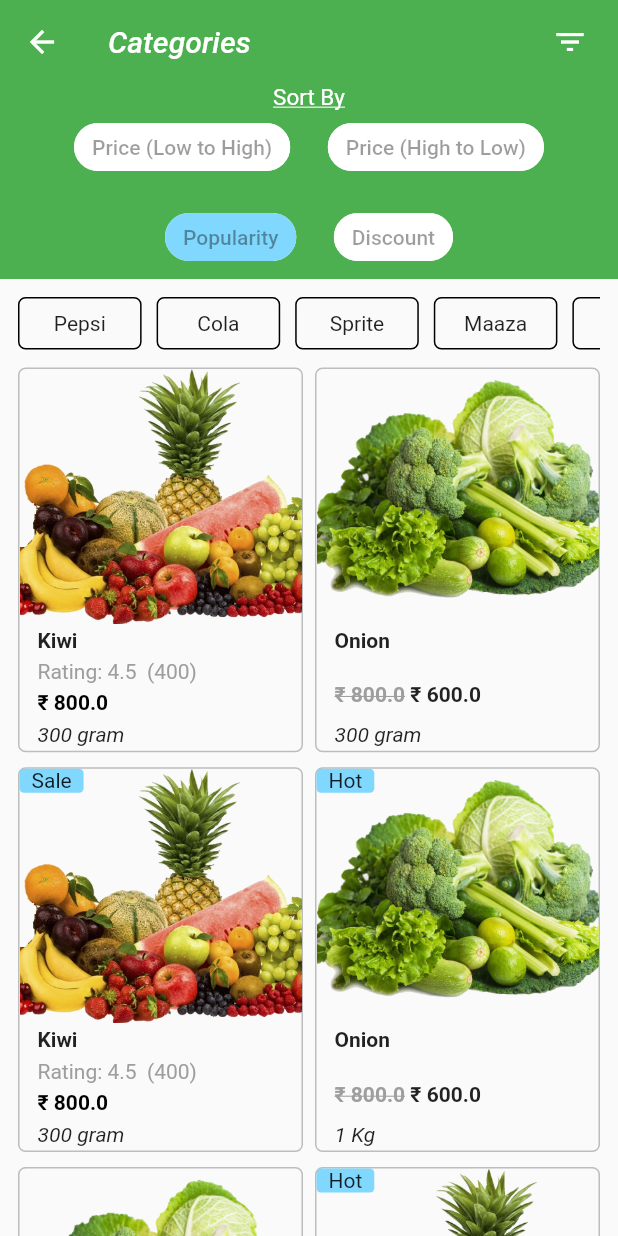
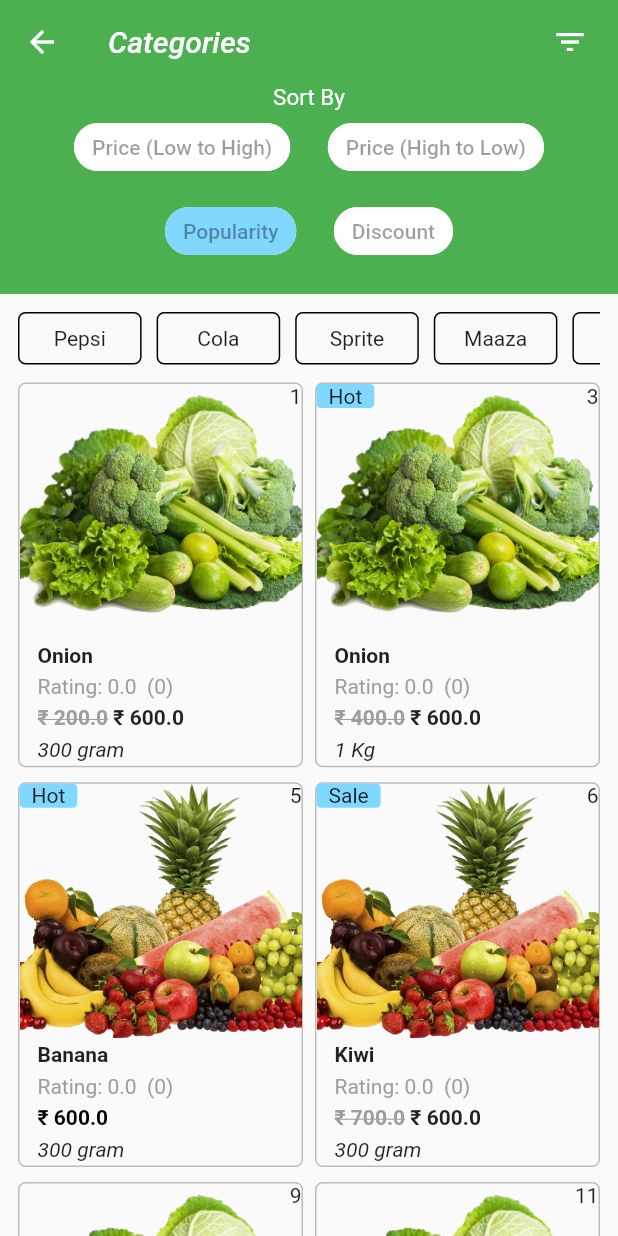
Before and after one commit to NishadAvnish/FressKart, a Flutter app: the CategoryWiseDetail screen opened directly, after a tap on the "filter list" icon, after a tap on "Popularity", on a phone screen of 412 x 824 dp. Run offline on Flutter 3.47's test engine with Material 2 defaults, Android fonts, the light colour scheme and no system bars.

Commit message:
detail page upto review widget

```diff
--- a/lib/Provider/homeproduct_provider.dart
+++ b/lib/Provider/homeproduct_provider.dart
@@ -77,83 +77,91 @@ class HomeProductProvider with ChangeNotifier {
           "assets/Images/fruits.png",
           "assets/Images/fruits.png"
         ],
-        description: "Fresh Kiwi and deliverable at time",
-        productList: [
-          ProductQuantityPrice(
+        description: "Fresh Kiwi and deliverable at time\n\nFull of nutrition",
+        productQuantityList: [
+          ProductListModel(
             quantity: "300 gram",
-            price: 800,
+            price: 100,
           ),
-          ProductQuantityPrice(
+          ProductListModel(
             quantity: "1 Kg",
-            price: 800,
-            newModifiedPrice: 600,
+            price: 2400,
+            newModifiedPrice: 1800,
           )
         ],
         rating: 4.5,
-        reviewPersonNo: 400,
+        ratingPersonNo: 400,
       ),
       ProductModel(
         id: 1,
         title: "Onion",
         imageUrl: ["assets/Images/veggies.png", "assets/Images/fruits.png"],
         description: "Fresh Onion and deliverable at time",
-          productList: [
-            ProductQuantityPrice(
+        productQuantityList: [
+          ProductListModel(
             quantity: "300 gram",
-              price: 800,
+            price: 200,
             newModifiedPrice: 600,
           ),
-          ]),
+        ],
+        rating: 0.0,
+        ratingPersonNo: 0,
+      ),
       ProductModel(
         id: 2,
         title: "Kiwi",
         imageUrl: ["assets/Images/fruits.png"],
         description: "Fresh Kiwi and deliverable at time",
         rating: 4.5,
-          reviewPersonNo: 400,
+        ratingPersonNo: 400,
         tag: "Sale",
-          productList: [
-            ProductQuantityPrice(
+        productQuantityList: [
+          ProductListModel(
             quantity: "300 gram",
-              price: 800,
+            price: 300,
           ),
-            ProductQuantityPrice(
+          ProductListModel(
             quantity: "1 Kg",
             price: 800,
             newModifiedPrice: 600,
           )
-          ]),
+        ],
+      ),
       ProductModel(
         id: 3,
         title: "Onion",
         imageUrl: ["assets/Images/veggies.png"],
         description: "Fresh Onion and deliverable at time",
-          productList: [
-            ProductQuantityPrice(
+        rating: 0.0,
+        ratingPersonNo: 0,
+        productQuantityList: [
+          ProductListModel(
             quantity: "1 Kg",
-              price: 800,
+            price: 400,
             newModifiedPrice: 600,
           )
         ],
-          tag: "Hot"),
+        tag: "Hot",
+      ),
       ProductModel(
         id: 4,
         title: "Potato",
         imageUrl: ["assets/Images/veggies.png"],
         description: "Fresh Kiwi and deliverable at time",
         rating: 4.5,
-          reviewPersonNo: 400,
-          productList: [
-            ProductQuantityPrice(
+        ratingPersonNo: 400,
+        productQuantityList: [
+          ProductListModel(
             quantity: "300 gram",
-              price: 800,
+            price: 500,
           ),
-            ProductQuantityPrice(
+          ProductListModel(
             quantity: "1 Kg",
             price: 800,
             newModifiedPrice: 600,
           )
-          ]),
+        ],
+      ),
       ProductModel(
         id: 5,
         title: "Banana",
@@ -163,30 +171,35 @@ class HomeProductProvider with ChangeNotifier {
           "assets/Images/fruits.png"
         ],
         description: "Fresh Onion and deliverable at time",
-          productList: [
-            ProductQuantityPrice(
+        rating: 0.0,
+        ratingPersonNo: 0,
+        productQuantityList: [
+          ProductListModel(
             quantity: "300 gram",
-              price: 800,
+            price: 600,
           ),
-            ProductQuantityPrice(
+          ProductListModel(
             quantity: "1 Kg",
             price: 800,
             newModifiedPrice: 600,
           )
         ],
-          tag: "Hot"),
+        tag: "Hot",
+      ),
       ProductModel(
         id: 6,
         title: "Kiwi",
         imageUrl: ["assets/Images/fruits.png"],
         description: "Fresh Kiwi and deliverable at time",
-        productList: [
-          ProductQuantityPrice(
+        rating: 0.0,
+        ratingPersonNo: 0,
+        productQuantityList: [
+          ProductListModel(
             quantity: "300 gram",
-            price: 800,
+            price: 700,
             newModifiedPrice: 600,
           ),
-          ProductQuantityPrice(
+          ProductListModel(
             quantity: "1 Kg",
             price: 800,
             newModifiedPrice: 600,
@@ -204,42 +217,43 @@ class HomeProductProvider with ChangeNotifier {
         ],
         description: "Fresh Onion and deliverable at time",
         rating: 4.5,
-          reviewPersonNo: 400,
+        ratingPersonNo: 400,
         tag: "Hot",
-          productList: [
-            ProductQuantityPrice(
+        productQuantityList: [
+          ProductListModel(
             quantity: "300 gram",
             price: 800,
           ),
-            ProductQuantityPrice(
+          ProductListModel(
             quantity: "1 Kg",
             price: 800,
             newModifiedPrice: 600,
           )
-          ]),
+        ],
+      ),
       ProductModel(
         id: 8,
         title: "Kiwi",
         imageUrl: ["assets/Images/fruits.png"],
         description: "Fresh Kiwi and deliverable at time",
-        productList: [
-          ProductQuantityPrice(
+        productQuantityList: [
+          ProductListModel(
             quantity: "300 gram",
-            price: 800,
+            price: 900,
             newModifiedPrice: 600,
           ),
-          ProductQuantityPrice(
+          ProductListModel(
             quantity: "1 Kg",
             price: 800,
           ),
-          ProductQuantityPrice(
+          ProductListModel(
             quantity: "4 Kg",
             price: 800,
             newModifiedPrice: 600,
           )
         ],
         rating: 4.5,
-        reviewPersonNo: 400,
+        ratingPersonNo: 400,
         tag: "Sale",
       ),
       ProductModel(
@@ -247,17 +261,19 @@ class HomeProductProvider with ChangeNotifier {
         title: "Onion",
         imageUrl: ["assets/Images/veggies.png"],
         description: "Fresh Onion and deliverable at time",
-        productList: [
-          ProductQuantityPrice(
+        rating: 0.0,
+        ratingPersonNo: 0,
+        productQuantityList: [
+          ProductListModel(
             quantity: "300 gram",
-            price: 800,
+            price: 1000,
           ),
-          ProductQuantityPrice(
+          ProductListModel(
             quantity: "1 Kg",
             price: 800,
             newModifiedPrice: 600,
           ),
-          ProductQuantityPrice(
+          ProductListModel(
             quantity: "4 Kg",
             price: 800,
           )
@@ -269,59 +285,64 @@ class HomeProductProvider with ChangeNotifier {
         imageUrl: ["assets/Images/fruits.png"],
         description: "Fresh Kiwi and deliverable at time",
         rating: 4.5,
-          reviewPersonNo: 400,
+        ratingPersonNo: 400,
         tag: "Sale",
-          productList: [
-            ProductQuantityPrice(
+        productQuantityList: [
+          ProductListModel(
             quantity: "300 gram",
-              price: 800,
+            price: 1100,
             newModifiedPrice: 600,
           ),
-            ProductQuantityPrice(
+          ProductListModel(
             quantity: "1 Kg",
             price: 800,
             newModifiedPrice: 600,
           )
-          ]),
+        ],
+      ),
       ProductModel(
         id: 11,
         title: "Onion",
         imageUrl: ["assets/Images/veggies.png"],
         description: "Fresh Onion and deliverable at time",
-          productList: [
-            ProductQuantityPrice(
+        rating: 0.0,
+        ratingPersonNo: 0,
+        productQuantityList: [
+          ProductListModel(
             quantity: "300 gram",
-              price: 800,
+            price: 1200,
             newModifiedPrice: 600,
           ),
-            ProductQuantityPrice(
+          ProductListModel(
             quantity: "1 Kg",
             price: 800,
             newModifiedPrice: 600,
           )
-          ]),
+        ],
+      ),
       ProductModel(
-          id: 11,
+        id: 12,
         title: "Kiwi",
         imageUrl: ["assets/Images/fruits.png"],
         description: "Fresh Kiwi and deliverable at time",
         rating: 4.5,
-          reviewPersonNo: 400,
+        ratingPersonNo: 400,
         tag: "Sale",
-          productList: [
-            ProductQuantityPrice(
+        productQuantityList: [
+          ProductListModel(
             quantity: "300 gram",
-              price: 800,
+            price: 1300,
             newModifiedPrice: 600,
           ),
-            ProductQuantityPrice(
+          ProductListModel(
             quantity: "1 Kg",
             price: 800,
             newModifiedPrice: 600,
           )
-          ]),
+        ],
+      ),
       ProductModel(
-        id: 12,
+        id: 13,
         title: "Onion",
         imageUrl: [
           "assets/Images/veggies.png",
@@ -329,13 +350,15 @@ class HomeProductProvider with ChangeNotifier {
           "assets/Images/fruits.png"
         ],
         description: "Fresh Onion and deliverable at time",
-        productList: [
-          ProductQuantityPrice(
+        rating: 0.0,
+        ratingPersonNo: 0,
+        productQuantityList: [
+          ProductListModel(
             quantity: "300 gram",
-            price: 800,
+            price: 1400,
             newModifiedPrice: 600,
           ),
-          ProductQuantityPrice(
+          ProductListModel(
             quantity: "1 Kg",
             price: 800,
             newModifiedPrice: 600,
@@ -345,7 +368,25 @@ class HomeProductProvider with ChangeNotifier {
     ];
   }
 
-  void filter() {
+  Future<void> filter(int flag) async {
+    if (flag == 0) // flag ==0 means sort by price in low to high
+    {
+      _productlist.sort((a, b) => a.productQuantityList[0].price
+          .compareTo(b.productQuantityList[0].price));
+    } else if (flag == 1) //sort by price in high to low
+    {
+     final ascending= _productlist
+        ..sort((a, b) => (a.productQuantityList[0].price)
+            .compareTo(b.productQuantityList[0].price));
+       ascending .reversed;
+
+      _productlist.forEach((element) {
+        print(element.id);
+      });
+    } else if (flag == 2) //popularity
+    {
+      _productlist.sort((a, b) => a.rating.compareTo(b.rating));
+    }
     notifyListeners();
   }
 
--- a/lib/Provider/notifier_values.dart
+++ b/lib/Provider/notifier_values.dart
@@ -2,4 +2,5 @@ import 'package:flutter/cupertino.dart';
 
 final offset = ValueNotifier(0.0);
 
-final itemProductno = ValueNotifier(0);
+final productUnit = ValueNotifier(1);
+final productQuantity=ValueNotifier("");
--- a/lib/Screen/categorywise_screen.dart
+++ b/lib/Screen/categorywise_screen.dart
@@ -1,7 +1,7 @@
 import 'package:flutter/material.dart';
 import 'package:freshkart/Provider/homeproduct_provider.dart';
 import 'package:freshkart/Util/color.dart';
-import 'package:freshkart/Widget/featureitem.dart';
+import 'package:freshkart/Widget/list_items.dart';
 import 'package:freshkart/Widget/subcategorylist.dart';
 import 'package:provider/provider.dart';
 
@@ -18,24 +18,31 @@ class _CategoryScreenState extends State<CategoryWiseDetail>
   bool _isLoading;
   bool _filterClicked = false;
   int _selectedFilterIndex;
+  HomeProductProvider _homeProvider;
+
+  AnimationController _controller;
 
   @override
   void initState() {
     super.initState();
     _isLoading = true;
     _selectedFilterIndex = -1;
+    _controller = AnimationController(
+      vsync: this,
+      duration: Duration(milliseconds: 200),
+    );
   }
 
   @override
   void didChangeDependencies() {
     super.didChangeDependencies();
-    if (_selectedFilterIndex == 0)
-      Provider.of<HomeProductProvider>(context, listen: false).filter();
+    // if (_selectedFilterIndex != -1)
+    //   Provider.of<HomeProductProvider>(context, listen: false).filter();
   }
 
   @override
   Widget build(BuildContext context) {
-    final _homeProvider = Provider.of<HomeProductProvider>(context);
+    _homeProvider = Provider.of<HomeProductProvider>(context);
     final _mediaQuery = MediaQuery.of(context);
 
     return Scaffold(
@@ -55,6 +62,12 @@ class _CategoryScreenState extends State<CategoryWiseDetail>
                       Icons.filter_list,
                     ),
                     onPressed: () {
+                      if (_filterClicked) {
+                        _controller.reverse();
+                      } else {
+                        _controller.forward();
+                      }
+
                       setState(() {
                         _filterClicked = !_filterClicked;
                       });
@@ -63,20 +76,29 @@ class _CategoryScreenState extends State<CategoryWiseDetail>
             ],
           ),
           SliverToBoxAdapter(
-              child: AnimatedContainer(
-            duration: Duration(milliseconds: 200),
+              child: SizeTransition(
+            sizeFactor: _controller,
+            child: Container(
               color: mainColor,
-            height: _filterClicked ? 130 : 0,
+              height: 140,
               width: _mediaQuery.size.width,
               child: Padding(
-              padding: const EdgeInsets.symmetric(horizontal:8.0),
+                padding: const EdgeInsets.symmetric(horizontal: 8.0),
                 child: Column(
                   crossAxisAlignment: CrossAxisAlignment.center,
                   children: <Widget>[
-                  Text("Sort By",style: TextStyle(color:Colors.white,fontSize:15,decoration: TextDecoration.underline),softWrap: true,),
-                  Wrap(
+                    Text(
+                      "Sort By",
+                      style: TextStyle(
+                        color: Colors.white,
+                        fontSize: 15,
+                      ),
+                      softWrap: true,
+                    ),
+                    Expanded(
+                      child: Wrap(
                           spacing: 25,
-                      runSpacing: 12,
+                          runSpacing: 8,
                           alignment: WrapAlignment.center,
                           children: <Widget>[
                             _choiceChip("Price (Low to High)", 0),
@@ -84,7 +106,9 @@ class _CategoryScreenState extends State<CategoryWiseDetail>
                             _choiceChip("Popularity", 2),
                             _choiceChip("Discount", 3),
                           ]),
+                    ),
                   ],
+                ),
               ),
             ),
           )),
@@ -95,7 +119,7 @@ class _CategoryScreenState extends State<CategoryWiseDetail>
                             .mainCategoryList[widget.index].subCategory ==
                         null
                     ? Container()
-                    : SubCategoryList(
+                    : subCategoryList(
                         context, _homeProvider.mainCategoryList[widget.index])),
           ),
           SliverPadding(
@@ -123,12 +147,14 @@ class _CategoryScreenState extends State<CategoryWiseDetail>
 
   Widget _choiceChip(String title, int index) {
     return GestureDetector(
-      onTap: () => setState(() {
+      onTap: () {
         if (_selectedFilterIndex == index) {
           _selectedFilterIndex = -1;
-        } else
+        } else {
           _selectedFilterIndex = index;
-      }),
+          _homeProvider.filter(_selectedFilterIndex);
+        }
+      },
       child: ChoiceChip(
         disabledColor: Colors.white,
         selectedColor: secondaryColor,
--- a/lib/Screen/home.dart
+++ b/lib/Screen/home.dart
@@ -1,7 +1,7 @@
 import 'package:flutter/material.dart';
 import 'package:freshkart/Provider/notifier_values.dart';
 import 'package:freshkart/Provider/homeproduct_provider.dart';
-import 'package:freshkart/Widget/featureitem.dart';
+import 'package:freshkart/Widget/list_items.dart';
 import 'package:freshkart/Widget/carouselslider.dart';
 import 'package:freshkart/Widget/home_category_widget.dart';
 import 'package:provider/provider.dart';
--- a/lib/Widget/featureitem.dart
+++ b/lib/Widget/list_items.dart
@@ -46,42 +46,43 @@ class FeatureItem extends StatelessWidget {
                                   style: TextStyle(
                                     fontWeight: FontWeight.bold,
                                   )),
-                              productItem.rating != null
-                                  ? Text(
+                              Text(
                                   "Rating: " +
                                       productItem.rating.toString() +
                                       "  (" +
-                                          productItem.reviewPersonNo
-                                              .toString() +
+                                      productItem.ratingPersonNo.toString() +
                                       ")",
                                   style: TextStyle(
                                       fontStyle: FontStyle.normal,
-                                          color: Colors.grey))
-                                  : Container(),
+                                      color: Colors.grey)),
                               Row(
                                 children: <Widget>[
                                   Text(
                                       "₹ " +
-                                          productItem.productList[0].price
+                                          productItem
+                                              .productQuantityList[0].price
                                               .toString(),
                                       style: TextStyle(
                                           fontWeight: FontWeight.bold,
-                                          decoration: productItem.productList[0]
+                                          decoration: productItem
+                                                      .productQuantityList[0]
                                                       .newModifiedPrice !=
                                                   null
                                               ? TextDecoration.lineThrough
                                               : TextDecoration.none,
-                                          color: productItem.productList[0]
+                                          color: productItem
+                                                      .productQuantityList[0]
                                                       .newModifiedPrice !=
                                                   null
                                               ? Colors.grey
                                               : Colors.black)),
                                   //this conditional operation work if there is new modified price that means the tag is OFF
-                                  productItem.productList[0].newModifiedPrice !=
+                                  productItem.productQuantityList[0]
+                                              .newModifiedPrice !=
                                           null
                                       ? Text(
                                           " ₹ " +
-                                              productItem.productList[0]
+                                              productItem.productQuantityList[0]
                                                   .newModifiedPrice
                                                   .toString(),
                                           style: TextStyle(
@@ -92,7 +93,7 @@ class FeatureItem extends StatelessWidget {
                               ),
                               //this is for adding unit with price i.e kg, Litre, Quintol etc.
                               Text(
-                                productItem.productList[0].quantity,
+                                productItem.productQuantityList[0].quantity,
                                 style: TextStyle(fontStyle: FontStyle.italic),
                               )
                             ]),
@@ -110,7 +111,8 @@ class FeatureItem extends StatelessWidget {
                             borderRadius: BorderRadius.circular(3.0),
                             color: secondaryColor,
                           ),
-                          child: Text(productItem.tag)))
+                          child: Text(productItem.tag))),
+             Positioned(top:0,right:0,child: Text(productItem.id.toString()))
             ]),
           )),
     );
--- a/lib/Widget/subcategorylist.dart
+++ b/lib/Widget/subcategorylist.dart
@@ -1,7 +1,7 @@
 import 'package:flutter/material.dart';
 import 'package:freshkart/model/category_model.dart';
 
-Widget SubCategoryList(BuildContext context, CategoryModel categoryItem) {
+Widget subCategoryList(BuildContext context, CategoryModel categoryItem) {
   final _size = MediaQuery.of(context).size;
   return Container(
       width: _size.width,
--- a/lib/model/productmodel.dart
+++ b/lib/model/productmodel.dart
@@ -2,28 +2,33 @@ class ProductModel {
   final int id;
   final String title, description;
   final List<String> imageUrl;
-  final double rating;
-  final int reviewPersonNo;
+  final double rating; //rating should be there
+  final int ratingPersonNo; //
   final String tag;
-  final List<ProductQuantityPrice> productList;
+  final List<ProductListModel> productQuantityList;
   ProductModel({
     this.id,
     this.title,
     this.imageUrl,
     this.description,
-    this.productList,
+    this.productQuantityList,
     this.rating,
-    this.reviewPersonNo,
+    this.ratingPersonNo,
     this.tag,
   });
 
   //tag is for knowing that it is a SALE ,HOT, off etc
 }
 
-class ProductQuantityPrice {
+class RatingModel {
+  //final int totalReview;
+
+}
+
+class ProductListModel {
   final String quantity;
   final double price;
   final double newModifiedPrice;
 
-  ProductQuantityPrice({this.quantity, this.price, this.newModifiedPrice});
+  ProductListModel({this.quantity, this.price, this.newModifiedPrice});
 }
--- a/pubspec.yaml
+++ b/pubspec.yaml
@@ -66,7 +66,7 @@ flutter:
   #   - family: Trajan Pro
   #     fonts:
   #       - asset: fonts/TrajanPro.ttf
-  #       - asset: fonts/TrajanPro_Bold.ttf
+  #       - asset: fonts/TrajanProb.productQuantityList[0]old.ttf
   #         weight: 700
   #
   # For details regarding fonts from package dependencies,
```
Also changed, not shown: lib/Screen/productdetail.dart (+61 -25 lines), lib/Screen/screenselector.dart (+10 -10 lines), lib/Widget/linear_review_progrsss.dart (added, +104 -0 lines), lib/Widget/productdetail_incdec.dart (+48 -17 lines), lib/Widget/rating_review_widget.dart (added, +102 -0 lines), pubspec.lock, 4 other files. Lines whose indentation alone changed are shown as unchanged.
